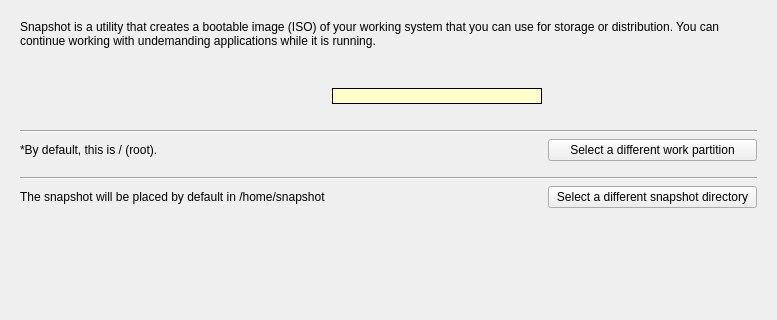
First picture: the form in mxsnapshot.ui, repository AdrianTM/mx-snapshot-old, before the edit; both pictures show x 0 to 777 and y 0 to 320 of the 777 by 505 pixel window.
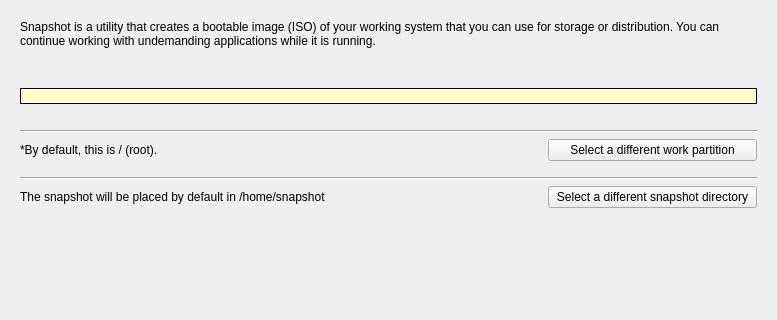
Second picture: the form after the edit. Icons and pictures are not drawn.

What changed in the file:
```diff
--- a/mxsnapshot.ui
+++ b/mxsnapshot.ui
@@ -71,49 +71,7 @@
          </property>
         </widget>
        </item>
-       <item row="2" column="1">
-        <widget class="QLabel" name="labelDiskSpace">
-         <property name="sizePolicy">
-          <sizepolicy hsizetype="Preferred" vsizetype="Preferred">
-           <horstretch>0</horstretch>
-           <verstretch>0</verstretch>
-          </sizepolicy>
-         </property>
-         <property name="autoFillBackground">
-          <bool>false</bool>
-         </property>
-         <property name="styleSheet">
-          <string notr="true">background-color: rgb(255, 255, 204);
-border-color: rgb(0, 0, 0);</string>
-         </property>
-         <property name="frameShape">
-          <enum>QFrame::Box</enum>
-         </property>
-         <property name="text">
-          <string/>
-         </property>
-         <property name="textFormat">
-          <enum>Qt::PlainText</enum>
-         </property>
-         <property name="alignment">
-          <set>Qt::AlignCenter</set>
-         </property>
-         <property name="wordWrap">
-          <bool>true</bool>
-         </property>
-        </widget>
-       </item>
-       <item row="6" column="0" colspan="2">
-        <widget class="QLabel" name="labelSelectDifferent">
-         <property name="text">
-          <string>*By default, this is / (root).</string>
-         </property>
-         <property name="wordWrap">
-          <bool>true</bool>
-         </property>
-        </widget>
-       </item>
-       <item row="14" column="1">
+       <item row="15" column="1">
         <spacer name="verticalSpacer">
          <property name="orientation">
           <enum>Qt::Vertical</enum>
@@ -163,6 +121,48 @@
          </property>
         </spacer>
        </item>
+       <item row="6" column="0">
+        <widget class="QLabel" name="labelSelectDifferent">
+         <property name="text">
+          <string>*By default, this is / (root).</string>
+         </property>
+         <property name="wordWrap">
+          <bool>true</bool>
+         </property>
+        </widget>
+       </item>
+       <item row="2" column="0" colspan="3">
+        <widget class="QLabel" name="labelDiskSpace">
+         <property name="sizePolicy">
+          <sizepolicy hsizetype="Preferred" vsizetype="Preferred">
+           <horstretch>0</horstretch>
+           <verstretch>0</verstretch>
+          </sizepolicy>
+         </property>
+         <property name="autoFillBackground">
+          <bool>false</bool>
+         </property>
+         <property name="styleSheet">
+          <string notr="true">background-color: rgb(255, 255, 204);
+border-color: rgb(0, 0, 0);</string>
+         </property>
+         <property name="frameShape">
+          <enum>QFrame::Box</enum>
+         </property>
+         <property name="text">
+          <string/>
+         </property>
+         <property name="textFormat">
+          <enum>Qt::PlainText</enum>
+         </property>
+         <property name="alignment">
+          <set>Qt::AlignCenter</set>
+         </property>
+         <property name="wordWrap">
+          <bool>true</bool>
+         </property>
+        </widget>
+       </item>
       </layout>
      </widget>
      <widget class="QWidget" name="settingsPage">
```
Left out of the diff: 16 changed lines with no effect on the pictures.
